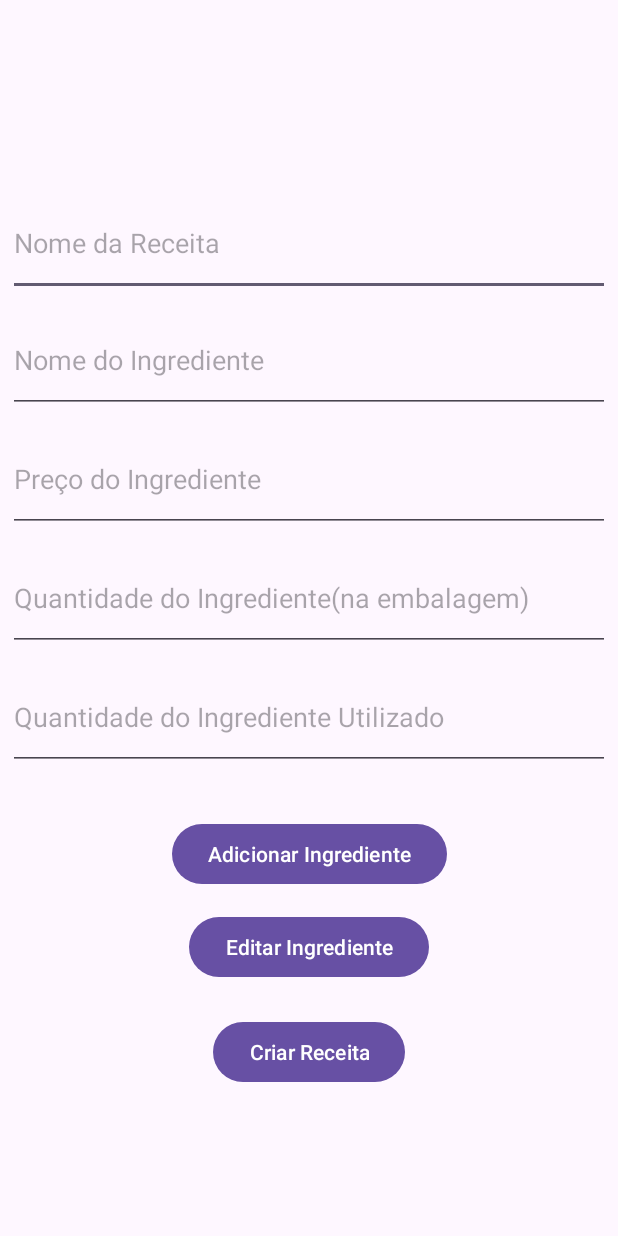
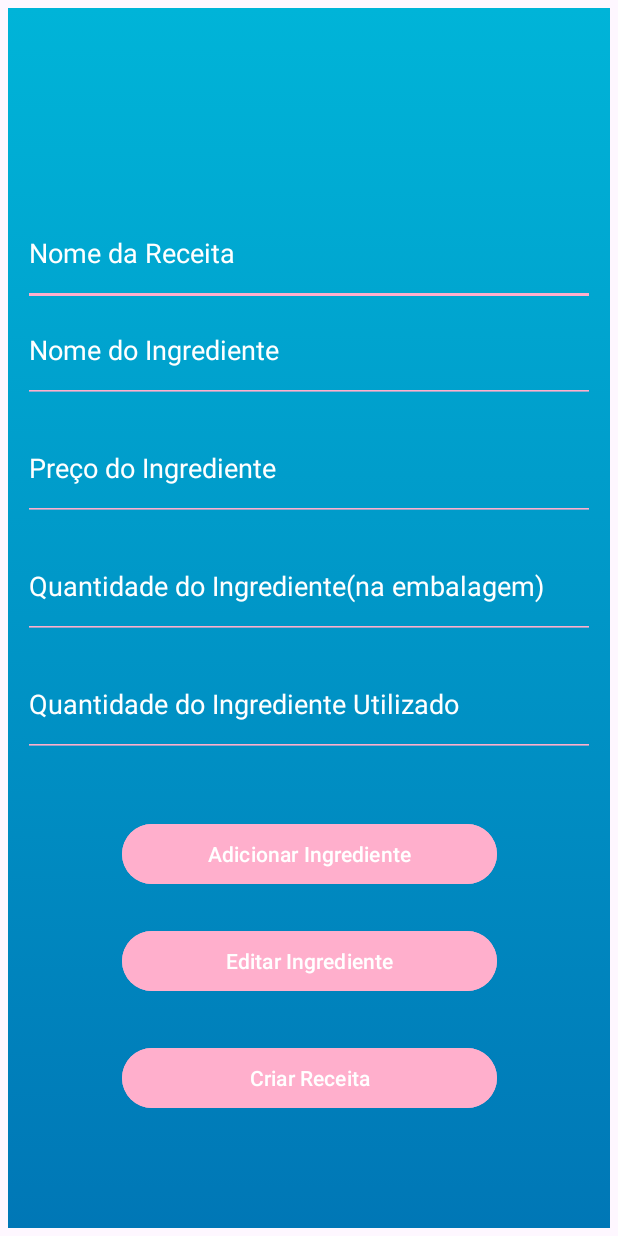
Before and after one commit to Abrahao02/ReceitaAplicativoAndroid, an Android app: the AdicionarReceitaActivity screen opened directly, with no data from a screen before it, on a phone screen of 412 x 824 dp. Run offline under Robolectric (Android 15) with nearby library versions, the phone set to English and light mode, and no system bars; our stand-ins replace Firebase (no records; nobody signed in at launch, a user with empty details on screens opened directly).

Commit message:
XML adicionar receita.
pronto.

```diff
--- a/app/src/main/res/layout/activity_adicionar_receita.xml
+++ b/app/src/main/res/layout/activity_adicionar_receita.xml
@@ -6,6 +6,7 @@
     android:layout_width="match_parent"
     android:layout_height="match_parent"
     android:layout_margin="5dp"
+    android:background="@drawable/gradient"
     tools:context=".AdicionarReceitaActivity">
 
     <EditText
@@ -14,7 +15,12 @@
         android:layout_height="wrap_content"
         android:height="70dp"
         android:hint="Nome da Receita"
+        android:layout_margin="10dp"
+        android:backgroundTint="#ffafcc"
+        android:textColor="#FFFFFF"
+        android:textColorHint="#FFFFFF"
         app:layout_constraintBottom_toBottomOf="parent"
+        app:layout_constraintEnd_toEndOf="parent"
         app:layout_constraintStart_toStartOf="parent"
         app:layout_constraintTop_toTopOf="parent"
         app:layout_constraintVertical_bias="0.164" />
@@ -26,6 +32,10 @@
         android:layout_marginTop="16dp"
         android:height="70dp"
         android:hint="Nome do Ingrediente"
+        android:layout_margin="10dp"
+        android:backgroundTint="#ffafcc"
+        android:textColor="#FFFFFF"
+        android:textColorHint="#FFFFFF"
         app:layout_constraintBottom_toBottomOf="parent"
         app:layout_constraintEnd_toEndOf="parent"
         app:layout_constraintHorizontal_bias="0.0"
@@ -40,6 +50,10 @@
         android:layout_marginTop="16dp"
         android:height="70dp"
         android:hint="Preço do Ingrediente"
+        android:layout_margin="10dp"
+        android:backgroundTint="#ffafcc"
+        android:textColor="#FFFFFF"
+        android:textColorHint="#FFFFFF"
         app:layout_constraintBottom_toBottomOf="parent"
         app:layout_constraintEnd_toEndOf="parent"
         app:layout_constraintHorizontal_bias="0.494"
@@ -54,6 +68,10 @@
         android:layout_marginTop="16dp"
         android:height="70dp"
         android:hint="Quantidade do Ingrediente(na embalagem)"
+        android:layout_margin="10dp"
+        android:backgroundTint="#ffafcc"
+        android:textColor="#FFFFFF"
+        android:textColorHint="#FFFFFF"
         app:layout_constraintBottom_toBottomOf="parent"
         app:layout_constraintEnd_toEndOf="parent"
         app:layout_constraintHorizontal_bias="1.0"
@@ -68,6 +86,10 @@
         android:layout_marginTop="16dp"
         android:height="70dp"
         android:hint="Quantidade do Ingrediente Utilizado"
+        android:layout_margin="10dp"
+        android:backgroundTint="#ffafcc"
+        android:textColor="#FFFFFF"
+        android:textColorHint="#FFFFFF"
         app:layout_constraintBottom_toBottomOf="parent"
         app:layout_constraintEnd_toEndOf="parent"
         app:layout_constraintHorizontal_bias="0.0"
@@ -77,9 +99,10 @@
 
     <Button
         android:id="@+id/btnAdicionarIngrediente"
-        android:layout_width="wrap_content"
-        android:layout_height="wrap_content"
+        android:layout_width="250dp"
+        android:layout_height="48dp"
         android:layout_marginTop="16dp"
+        android:backgroundTint="#ffafcc"
         android:text="Adicionar Ingrediente"
         app:layout_constraintBottom_toBottomOf="parent"
         app:layout_constraintLeft_toLeftOf="parent"
@@ -90,25 +113,27 @@
 
     <Button
         android:id="@+id/btnEditarIngrediente"
-        android:layout_width="wrap_content"
-        android:layout_height="wrap_content"
+        android:layout_width="250dp"
+        android:layout_height="48dp"
+        android:backgroundTint="#ffafcc"
         android:text="Editar Ingrediente"
         app:layout_constraintBottom_toBottomOf="parent"
         app:layout_constraintEnd_toEndOf="parent"
         app:layout_constraintStart_toStartOf="parent"
         app:layout_constraintTop_toTopOf="parent"
-        app:layout_constraintVertical_bias="0.787" />
+        app:layout_constraintVertical_bias="0.799" />
 
     <Button
         android:id="@+id/btnConcluirReceita"
-        android:layout_width="wrap_content"
-        android:layout_height="wrap_content"
+        android:layout_width="250dp"
+        android:layout_height="48dp"
         android:layout_marginTop="16dp"
+        android:backgroundTint="#ffafcc"
         android:text="Criar Receita"
         app:layout_constraintBottom_toBottomOf="parent"
         app:layout_constraintLeft_toLeftOf="parent"
         app:layout_constraintRight_toRightOf="parent"
         app:layout_constraintTop_toTopOf="parent"
-        app:layout_constraintVertical_bias="0.875" />
+        app:layout_constraintVertical_bias="0.899" />
 
 </androidx.constraintlayout.widget.ConstraintLayout>
--- a/app/src/main/res/layout/activity_tela_principal.xml
+++ b/app/src/main/res/layout/activity_tela_principal.xml
@@ -104,6 +104,7 @@
         android:paddingTop="20dp"
         android:text="Usuario:"
         android:textAlignment="center"
+        android:textColor="#FFFFFF"
         app:layout_constraintBottom_toBottomOf="parent"
         app:layout_constraintEnd_toEndOf="parent"
         app:layout_constraintHorizontal_bias="0.0"
```
